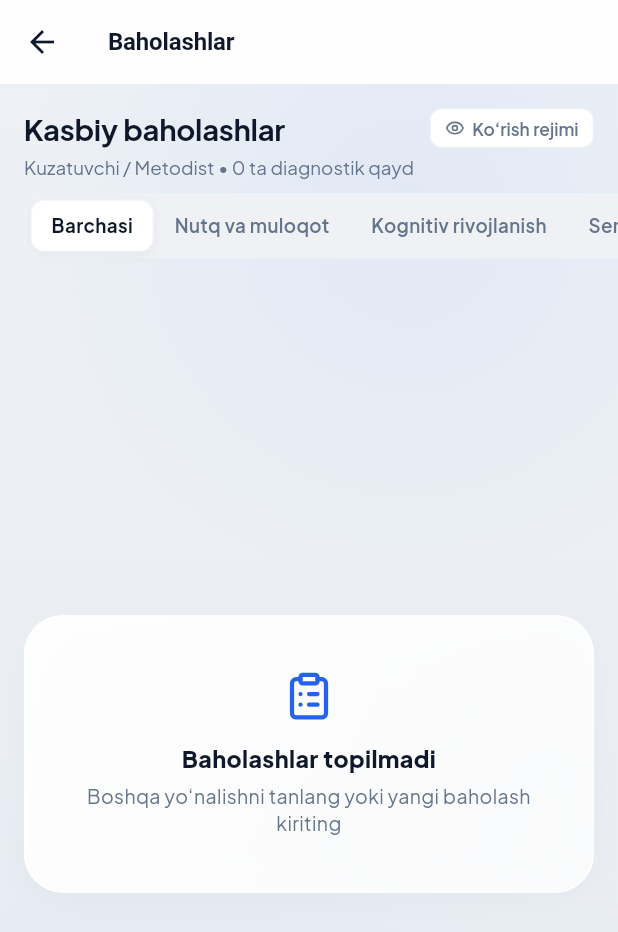
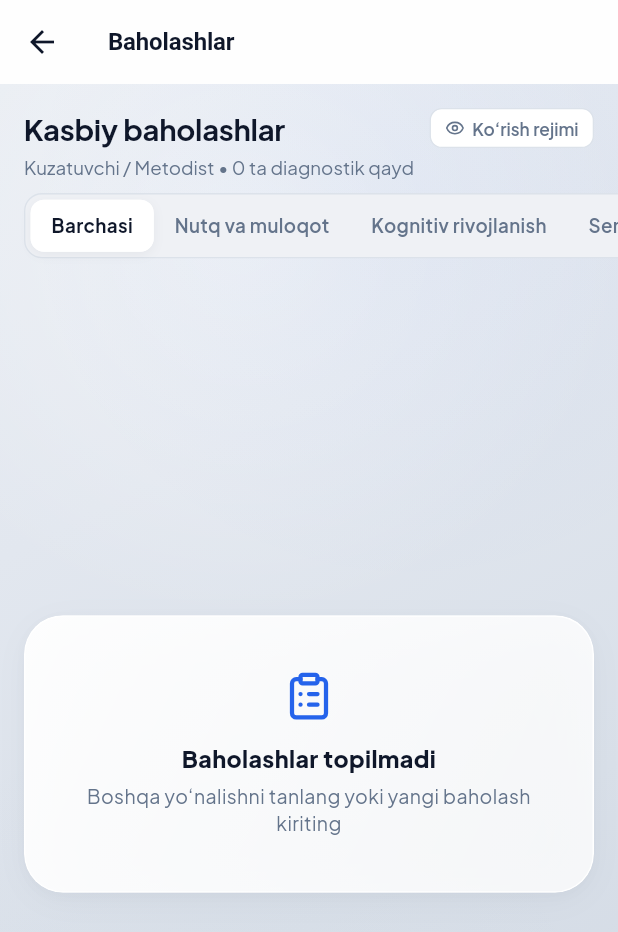
Before and after one commit to Barko-07/Talim-Nazorat, a Flutter app: the AssessmentsListScreen screen opened directly, on a phone screen of 412 x 824 dp. Shown: the top 932 px of the screen. Run offline on Flutter 3.47's test engine with Material 3 defaults, Android fonts, the phone set to English and light mode, and no system bars; our stand-ins replace fl_chart, flutter_animate, google_fonts, lucide_icons_flutter, shared_preferences; accounts and stored records are empty.

Commit message:
refactor: update color values and gradients in AppColors and AmbientMeshBackground for improved UI consistency

```diff
--- a/lib/core/constants/app_colors.dart
+++ b/lib/core/constants/app_colors.dart
@@ -7,21 +7,21 @@ class AppColors {
   static const Color primaryLight = Color(0xFFEFF6FF);
   static const Color primaryTint = Color(0xFFDBEAFE);
 
-  // Fon va Yuzalar — Clean Slate & Pearl (Oppoq kartalar chiroyli ajralib turishi uchun)
-  static const Color background = Color(0xFFEBEFF4);
-  static const Color backgroundDeep = Color(0xFFE5EAF1);
+  // Fon va Yuzalar — Cool Slate & Pearl Mesh (Oppoq kartalar va shisha navbarlar silliq ajralishi uchun)
+  static const Color background = Color(0xFFDFE5ED); // Neytral muvozanatli kulrang
+  static const Color backgroundDeep = Color(0xFFD0D7E2); // Chuqurroq anchor kulrang
   static const Color surface = Color(0xFFFFFFFF);
   static const Color card = Color(0xFFFFFFFF);
 
   // Minimalist Soft-Glass Qatlam Tokenlari
   static const Color glassFill = Color(0xEBFFFFFF); // 92% toza oq
   static const Color glassFillStrong = Color(0xF5FFFFFF); // 96% toza oq
-  static const Color glassWellFill = Color(0xFFF7F8FA); // Sokin ichki blok foni
-  static const Color glassRecessedFill = Color(0xFFF1F3F7);
+  static const Color glassWellFill = Color(0xFFF3F6FA); // Sokin ichki blok foni
+  static const Color glassRecessedFill = Color(0xFFEBF0F6);
   static const Color glassSpecular = Color(0xFFFFFFFF);
-  static const Color glassWhiteBorder = Color(0xFFF3F6FA); // Nozik 1px oq rangga juda yaqin chegara
-  static const Color glassInnerBorder = Color(0xFFF5F8FC); // Ichki nozik chegara
-  static const Color hairlineBorder = Color(0xFFF5F8FC);
+  static const Color glassWhiteBorder = Color(0xF5FFFFFF); // 96% oq chegara
+  static const Color glassInnerBorder = Color(0xF0FFFFFF);
+  static const Color hairlineBorder = Color(0xF0FFFFFF);
 
   // Tipografiya (Aniq va yuqori o'qiluvchanlik)
   static const Color textPrimary = Color(0xFF0F172A);
@@ -29,10 +29,10 @@ class AppColors {
   static const Color textMuted = Color(0xFF64748B);
   static const Color textSubtle = Color(0xFF94A3B8);
 
-  // Chegaralar (Hairline Borders - yanada oqroq va mayin)
-  static const Color border = Color(0xFFEEF3F8);
-  static const Color borderSlate = Color(0xFFE5EBF2);
-  static const Color borderLight = Color(0xFFF8FAFC);
+  // Chegaralar (Hairline Borders)
+  static const Color border = Color(0xFFDCE2EA);
+  static const Color borderSlate = Color(0xFFD0D7E2);
+  static const Color borderLight = Color(0xFFE8EDF3);
 
   // Holat ranglari (Sokin va tartibli semantika)
   static const Color success = Color(0xFF059669);
@@ -60,30 +60,42 @@ class AppColors {
   static const Color myGovBlueDark = Color(0xFF1D4ED8);
   static const Color myGovBlueLight = Color(0xFFEFF6FF);
 
-  // Minimalist mayin neytral soyalar (ortiqcha rangli glow'siz)
+  // Minimalist mayin neytral soyalar (2-qatlamli silliq hajm)
   static const List<BoxShadow> softShadow = [
     BoxShadow(
-      color: Color(0x090F172A),
+      color: Color(0x0C0F172A),
       blurRadius: 18,
-      spreadRadius: -3,
+      spreadRadius: -2,
       offset: Offset(0, 5),
+    ),
+    BoxShadow(
+      color: Color(0x050F172A),
+      blurRadius: 6,
+      spreadRadius: 0,
+      offset: Offset(0, 2),
     ),
   ];
 
   // Navbarlar uchun oqish shisha (fondan ajralib turishi uchun)
-  static const double navGlassOpacity = 0.74;
-  static const Color navGlassBorder = Color(0xE6FFFFFF); // 90% oq qirra
+  static const double navGlassOpacity = 0.76;
+  static const Color navGlassBorder = Color(0xF2FFFFFF); // 95% toza oq qirra
   static const List<BoxShadow> navShadow = [
     BoxShadow(
-      color: Color(0x0A0F172A),
-      blurRadius: 18,
-      spreadRadius: -4,
-      offset: Offset(0, 4),
+      color: Color(0x0E0F172A),
+      blurRadius: 20,
+      spreadRadius: -3,
+      offset: Offset(0, 5),
+    ),
+    BoxShadow(
+      color: Color(0x060F172A),
+      blurRadius: 6,
+      spreadRadius: 0,
+      offset: Offset(0, 2),
     ),
   ];
 
   // Kartalar uchun minimal "glassy" qirra
-  static const Color cardGlassBorder = Color(0xF2FFFFFF); // 95% oq qirra
+  static const Color cardGlassBorder = Color(0xF5FFFFFF); // 96% toza oq qirra
 
   static const List<BoxShadow> elevatedShadow = [
     BoxShadow(
--- a/lib/core/widgets/glass_widgets.dart
+++ b/lib/core/widgets/glass_widgets.dart
@@ -43,25 +43,49 @@ class AmbientMeshBackground extends StatelessWidget {
 
   @override
   Widget build(BuildContext context) {
-    final subtleAlpha = intense ? 0.07 : 0.055;
+    final subtleAlpha = intense ? 0.05 : 0.038;
 
     return Stack(
       fit: StackFit.expand,
       children: [
+        // 1. Asosiy ko'p bosqichli kulrang kombinatsiyasi (Cool Slate & Pearl Mesh)
         const DecoratedBox(
           decoration: BoxDecoration(
+            color: AppColors.background,
             gradient: LinearGradient(
-              begin: Alignment.topCenter,
-              end: Alignment.bottomCenter,
+              begin: Alignment.topLeft,
+              end: Alignment.bottomRight,
               colors: [
-                Color(0xFFEDF1F6),
-                Color(0xFFEBEFF4),
-                Color(0xFFE7ECF2),
+                Color(0xFFE9EDF3), // Tepa chap: nozik va toza yorug' kulrang
+                Color(0xFFE2E7EF), // Markaz: silliq neytral slate-kulrang
+                Color(0xFFD9E0E9), // Quyi: chuqurroq jiddiy kulrang
+                Color(0xFFD0D7E2), // Pastki o'ng: barqaror anchor kulrang
               ],
+              stops: [0.0, 0.32, 0.68, 1.0],
             ),
           ),
         ),
-        // Tepa o'ng burchakdagi mayin ko'k nur
+        // 2. Tepa chap burchakdan tushuvchi mayin oq nur (quyosh/yorug'lik aksi - glass effekti uchun)
+        Positioned(
+          top: -160,
+          left: -100,
+          child: IgnorePointer(
+            child: Container(
+              width: 520,
+              height: 520,
+              decoration: BoxDecoration(
+                shape: BoxShape.circle,
+                gradient: RadialGradient(
+                  colors: [
+                    Colors.white.withValues(alpha: 0.38),
+                    Colors.white.withValues(alpha: 0.0),
+                  ],
+                ),
+              ),
+            ),
+          ),
+        ),
+        // 3. Tepa o'ng burchakdagi juda mayin brend nuri (och ko'k tus)
         Positioned(
           top: -180,
           right: -120,
@@ -81,10 +105,10 @@ class AmbientMeshBackground extends StatelessWidget {
             ),
           ),
         ),
-        // Pastki chap burchakdagi juda mayin binafsha-ko'k nur
+        // 4. Pastki qismdagi mayin chuqur kulrang hajm
         Positioned(
           bottom: -200,
-          left: -160,
+          left: -140,
           child: IgnorePointer(
             child: Container(
               width: 560,
@@ -93,8 +117,8 @@ class AmbientMeshBackground extends StatelessWidget {
                 shape: BoxShape.circle,
                 gradient: RadialGradient(
                   colors: [
-                    const Color(0xFF6366F1).withValues(alpha: subtleAlpha * 0.7),
-                    const Color(0xFF6366F1).withValues(alpha: 0.0),
+                    const Color(0xFF64748B).withValues(alpha: subtleAlpha * 0.9),
+                    const Color(0xFF64748B).withValues(alpha: 0.0),
                   ],
                 ),
               ),
@@ -185,6 +209,8 @@ class SurfaceCard extends StatefulWidget {
   final Color? backgroundColor;
   final Color? borderColor;
   final bool elevated;
+  final bool useBlur;
+  final double blur;
 
   const SurfaceCard({
     super.key,
@@ -196,6 +222,8 @@ class SurfaceCard extends StatefulWidget {
     this.backgroundColor,
     this.borderColor,
     this.elevated = true,
+    this.useBlur = true,
+    this.blur = 16,
   });
 
   @override
@@ -218,15 +246,12 @@ class _SurfaceCardState extends State<SurfaceCard> {
 
     final hasCustomBg = widget.backgroundColor != null;
     final topAlpha = _hovered && interactive ? 0.98 : 0.94;
-    final bottomAlpha = _hovered && interactive ? 0.92 : 0.82;
+    final bottomAlpha = _hovered && interactive ? 0.92 : 0.80;
 
-    Widget cardBody = AnimatedContainer(
-      duration: const Duration(milliseconds: 160),
-      curve: Curves.easeOutCubic,
-      margin: widget.margin,
+    Widget cardInner = Container(
       decoration: BoxDecoration(
         color: hasCustomBg ? widget.backgroundColor : null,
-        // Minimal "glassy" yuza: tepadan pastga mayin shaffoflashuvchi oq
+        // Silliq "glassy" yuza: tepadan pastga mayin shaffoflashuvchi oq
         gradient: hasCustomBg
             ? null
             : LinearGradient(
@@ -242,11 +267,6 @@ class _SurfaceCardState extends State<SurfaceCard> {
           color: effectiveBorderColor,
           width: 1.0,
         ),
-        boxShadow: widget.elevated
-            ? (_hovered && interactive
-                ? AppColors.elevatedShadow
-                : AppColors.softShadow)
-            : null,
       ),
       child: Material(
         color: Colors.transparent,
@@ -265,6 +285,34 @@ class _SurfaceCardState extends State<SurfaceCard> {
           ),
         ),
       ),
+    );
+
+    Widget frostedCard = widget.useBlur && widget.blur > 0
+        ? ClipRRect(
+            borderRadius: radius,
+            child: BackdropFilter(
+              filter: ImageFilter.blur(
+                sigmaX: widget.blur,
+                sigmaY: widget.blur,
+              ),
+              child: cardInner,
+            ),
+          )
+        : cardInner;
+
+    Widget cardBody = AnimatedContainer(
+      duration: const Duration(milliseconds: 160),
+      curve: Curves.easeOutCubic,
+      margin: widget.margin,
+      decoration: BoxDecoration(
+        borderRadius: radius,
+        boxShadow: widget.elevated
+            ? (_hovered && interactive
+                ? AppColors.elevatedShadow
+                : AppColors.softShadow)
+            : null,
+      ),
+      child: frostedCard,
     );
 
     if (!interactive) return cardBody;
```
